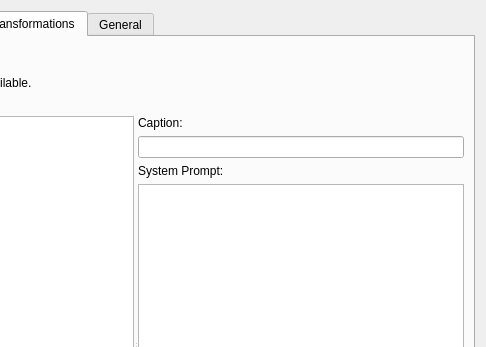
The window that app/resources/main_window.ui (bjspi/WhisperTyper) describes before a commit, drawn with Qt 5; both pictures show x 214 to 700 and y 0 to 347 of the 700 by 750 pixel window.
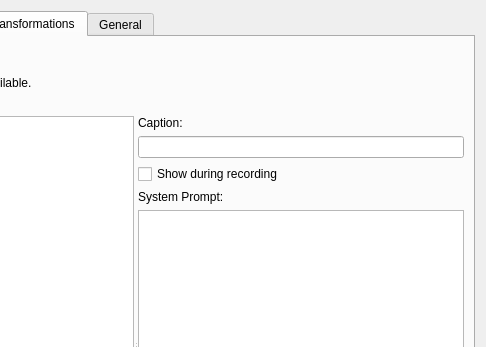
The same window after the commit. The open tabs and pages were chosen to show the change.

Commit message:
feat: add recording-time transformation selector
Allow transformation presets to opt into a compact palette shown during microphone recordings. Apply the selected prompt before inserting the transcript and retain it across retries.

Support system-area and pointer-relative placement, keep a lightweight recording indicator near the pointer when the palette is by the tray or menu bar, and avoid dismissing unrelated status notifications.

Add configuration migration, localized settings, documentation, and regression coverage for selection, positioning, fallback, and cleanup behavior.

Diff of the .ui file:
```diff
--- a/app/resources/main_window.ui
+++ b/app/resources/main_window.ui
@@ -690,6 +690,13 @@
            <item>
             <widget class="QLineEdit" name="post_rp_caption_edit"/>
            </item>
+            <item>
+             <widget class="QCheckBox" name="post_rp_show_during_recording_checkbox">
+              <property name="text">
+               <string>Show during recording</string>
+              </property>
+             </widget>
+            </item>
            <item>
             <widget class="QLabel" name="text_label">
              <property name="text">
```
Left out of the diff: 7 changed lines with no effect on the pictures. Lines whose indentation alone changed are shown as unchanged. The commit also changes 19 other files.
